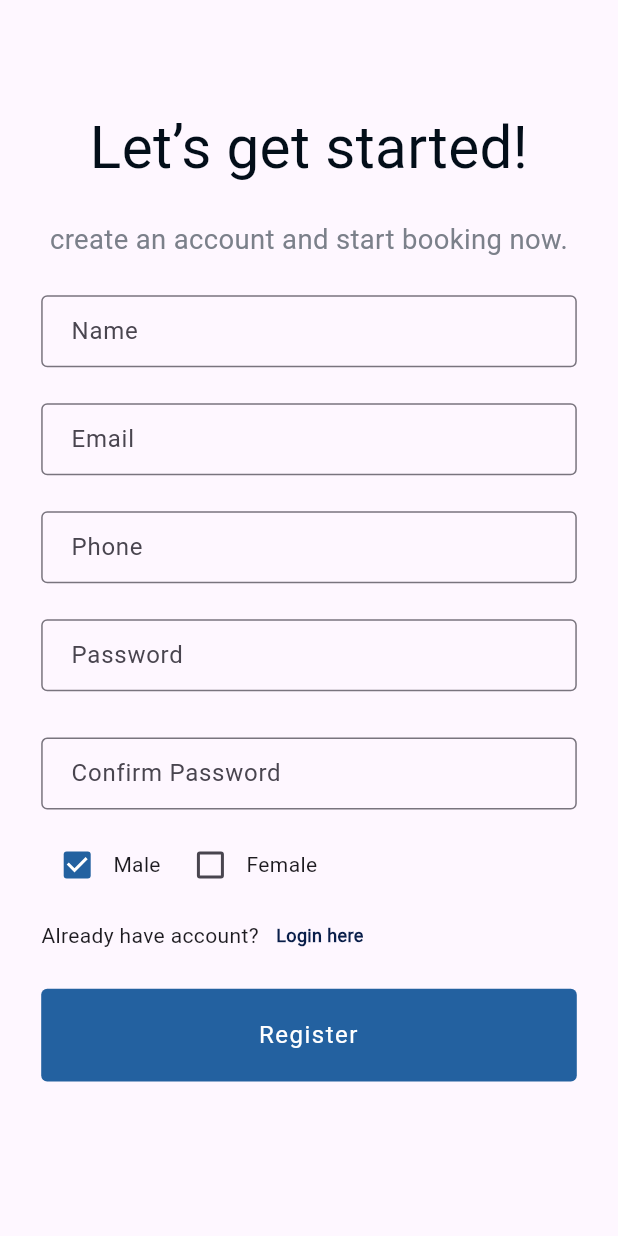
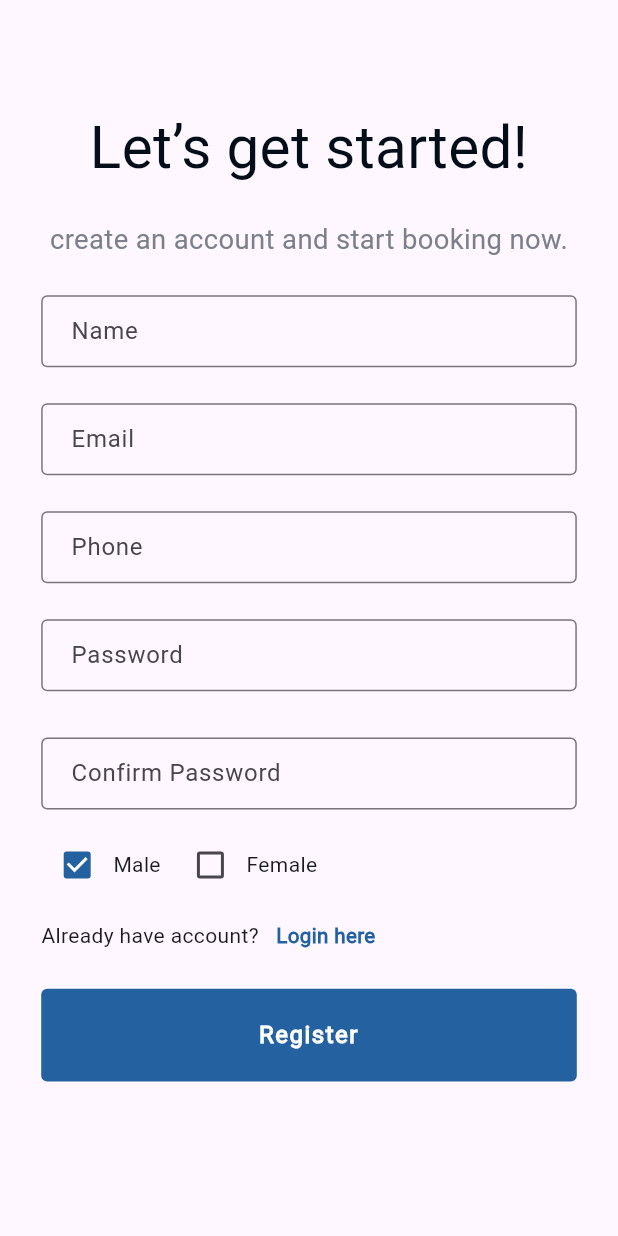
Before and after one commit to ahmedhany20200050/OBA_VCare_App, a Flutter app: the screen it shows after launch, after a tap on the "arrow forward" icon, after a tap on "SKIP", after a tap on "Register here", on a phone screen of 412 x 824 dp. Run offline on Flutter 3.47's test engine with Material 2 defaults, Android fonts, the phone set to English and light mode, and no system bars; our stand-ins replace flutter_bloc, flutter_secure_storage, flutter_svg, google_fonts, shared_preferences, smooth_page_indicator; missing offline and left inert: animated_snack_bar; accounts and stored records are empty; network calls fail; Roboto replaces fonts that are missing (Nunito).

Commit message:
login & register

```diff
--- a/lib/Features/login/presentation/views/login_screen.dart
+++ b/lib/Features/login/presentation/views/login_screen.dart
@@ -104,11 +104,11 @@ class _LoginScreenState extends State<LoginScreen> {
                           hintText: "Email",
                           focusedBorder: const OutlineInputBorder(
                               borderSide: BorderSide(
-                                  width: 2, color: AppColors.textFieldColor)),
+                                  width: 2, color: AppColors.primaryColor)),
                           border: OutlineInputBorder(
                             borderRadius: BorderRadius.circular(4),
                             borderSide: const BorderSide(
-                              color: AppColors.textFieldColor,
+                              color: AppColors.primaryColor,
                               width: 1,
                             ),
                           ),
@@ -131,11 +131,11 @@ class _LoginScreenState extends State<LoginScreen> {
                           hintText: "Password",
                           focusedBorder: const OutlineInputBorder(
                               borderSide: BorderSide(
-                                  width: 2, color: AppColors.textFieldColor)),
+                                  width: 2, color: AppColors.primaryColor)),
                           border: OutlineInputBorder(
                             borderRadius: BorderRadius.circular(4),
                             borderSide: const BorderSide(
-                              color: AppColors.textFieldColor,
+                              color: AppColors.primaryColor,
                               width: 1,
                             ),
                           ),
@@ -148,7 +148,7 @@ class _LoginScreenState extends State<LoginScreen> {
                             )
                           : Container(),
                       SizedBox(
-                        height: 24 * SizeConfig.verticalBlock,
+                        height: 10 * SizeConfig.verticalBlock,
                       ),
                       Row(
                         children: [
@@ -164,7 +164,7 @@ class _LoginScreenState extends State<LoginScreen> {
                         ],
                       ),
                       SizedBox(
-                        height: 16 * SizeConfig.verticalBlock,
+                        height: 10 * SizeConfig.verticalBlock,
                       ),
                       Row(
                         children: [
@@ -177,8 +177,8 @@ class _LoginScreenState extends State<LoginScreen> {
                             },
                             child: Text(
                               "Register here",
-                              style: AppStyles.homeProgressStyle
-                                  .copyWith(fontSize: 12),
+                              style: AppStyles.calendarDayNamesStyle
+                                  .copyWith(color: AppColors.primaryColor),
                             ),
                           ),
                         ],
@@ -215,7 +215,8 @@ class _LoginScreenState extends State<LoginScreen> {
                                 child: Text(
                                   "Login",
                                   textAlign: TextAlign.center,
-                                  style: AppStyles.buttonTextStyle,
+                                  style: AppStyles.buttonTextStyle
+                                      .copyWith(fontWeight: FontWeight.bold),
                                 ),
                               ),
                             )
--- a/lib/Features/register/presentation/views/register_screen.dart
+++ b/lib/Features/register/presentation/views/register_screen.dart
@@ -117,7 +117,7 @@ class _RegisterScreenState extends State<RegisterScreen> {
                                     focusedBorder: const OutlineInputBorder(
                                         borderSide: BorderSide(
                                             width: 2,
-                                            color: AppColors.textFieldColor)),
+                                            color: AppColors.primaryColor)),
                                     border: OutlineInputBorder(
                                       borderRadius: BorderRadius.circular(4),
                                       borderSide: const BorderSide(),
@@ -134,6 +134,7 @@ class _RegisterScreenState extends State<RegisterScreen> {
                                   height: 24,
                                 ),
                                 TextFormField(
+                                  keyboardType: TextInputType.emailAddress,
                                   controller: email,
                                   validator: (value) {
                                     if (value!.isEmpty) {
@@ -149,11 +150,11 @@ class _RegisterScreenState extends State<RegisterScreen> {
                                     focusedBorder: const OutlineInputBorder(
                                         borderSide: BorderSide(
                                             width: 2,
-                                            color: AppColors.textFieldColor)),
+                                            color: AppColors.primaryColor)),
                                     border: OutlineInputBorder(
                                       borderRadius: BorderRadius.circular(4),
                                       borderSide: const BorderSide(
-                                        color: AppColors.textFieldColor,
+                                        color: AppColors.primaryColor,
                                         width: 1,
                                       ),
                                     ),
@@ -183,11 +184,11 @@ class _RegisterScreenState extends State<RegisterScreen> {
                                     focusedBorder: const OutlineInputBorder(
                                         borderSide: BorderSide(
                                             width: 2,
-                                            color: AppColors.textFieldColor)),
+                                            color: AppColors.primaryColor)),
                                     border: OutlineInputBorder(
                                       borderRadius: BorderRadius.circular(4),
                                       borderSide: const BorderSide(
-                                        color: AppColors.textFieldColor,
+                                        color: AppColors.primaryColor,
                                         width: 1,
                                       ),
                                     ),
@@ -203,7 +204,6 @@ class _RegisterScreenState extends State<RegisterScreen> {
                                   height: 24,
                                 ),
                                 TextFormField(
-                                  obscureText: true,
                                   controller: password,
                                   validator: (value) {
                                     if (value!.isEmpty) {
@@ -217,11 +217,11 @@ class _RegisterScreenState extends State<RegisterScreen> {
                                     focusedBorder: const OutlineInputBorder(
                                         borderSide: BorderSide(
                                             width: 2,
-                                            color: AppColors.textFieldColor)),
+                                            color: AppColors.primaryColor)),
                                     border: OutlineInputBorder(
                                       borderRadius: BorderRadius.circular(4),
                                       borderSide: const BorderSide(
-                                        color: AppColors.textFieldColor,
+                                        color: AppColors.primaryColor,
                                         width: 1,
                                       ),
                                     ),
@@ -231,7 +231,6 @@ class _RegisterScreenState extends State<RegisterScreen> {
                                   height: 24 * SizeConfig.verticalBlock,
                                 ),
                                 TextFormField(
-                                  obscureText: true,
                                   controller: confirmPassword,
                                   validator: (value) {
                                     if (value != password.text) {
@@ -245,11 +244,11 @@ class _RegisterScreenState extends State<RegisterScreen> {
                                     focusedBorder: const OutlineInputBorder(
                                         borderSide: BorderSide(
                                             width: 2,
-                                            color: AppColors.textFieldColor)),
+                                            color: AppColors.primaryColor)),
                                     border: OutlineInputBorder(
                                       borderRadius: BorderRadius.circular(4),
                                       borderSide: const BorderSide(
-                                        color: AppColors.textFieldColor,
+                                        color: AppColors.primaryColor,
                                         width: 1,
                                       ),
                                     ),
@@ -293,8 +292,9 @@ class _RegisterScreenState extends State<RegisterScreen> {
                                       },
                                       child: Text(
                                         "Login here",
-                                        style: AppStyles.homeProgressStyle
-                                            .copyWith(fontSize: 12),
+                                        style: AppStyles.calendarDayNamesStyle
+                                            .copyWith(
+                                                color: AppColors.primaryColor),
                                       ),
                                     ),
                                   ],
@@ -324,7 +324,8 @@ class _RegisterScreenState extends State<RegisterScreen> {
                                     child: Text(
                                       "Register",
                                       textAlign: TextAlign.center,
-                                      style: AppStyles.buttonTextStyle,
+                                      style: AppStyles.buttonTextStyle.copyWith(
+                                          fontWeight: FontWeight.bold),
                                     ),
                                   ),
                                 )
```
